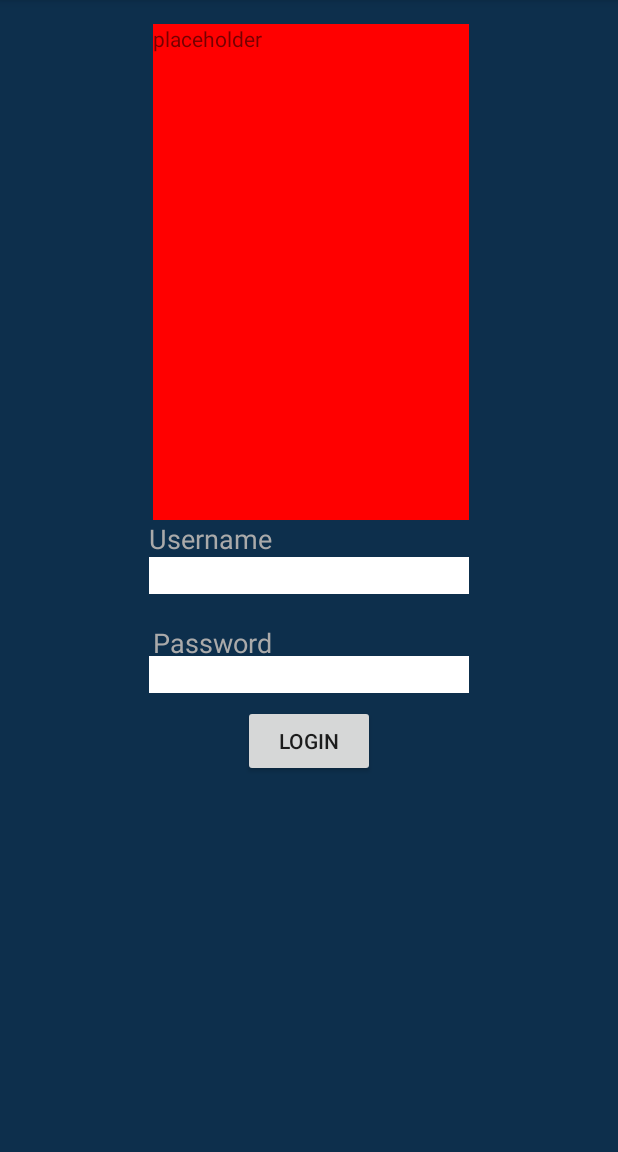
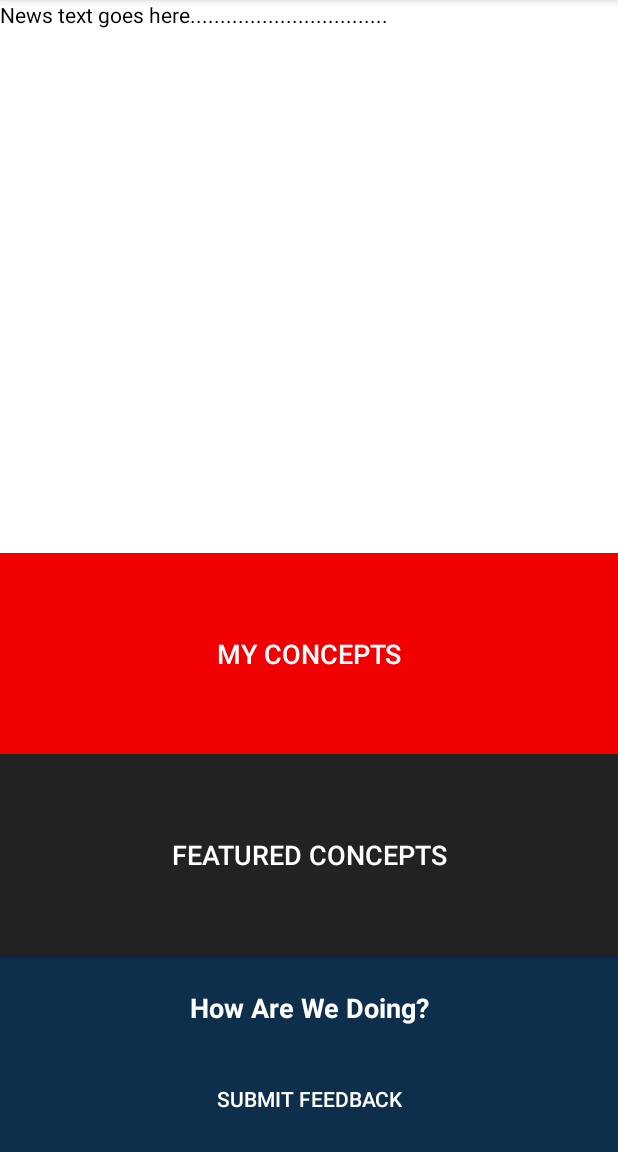
Before and after one commit to cfroke/WebDevilsApp, an Android app: the screen it shows after launch (MainActivity before the commit, LandingActvity after it), after a tap on "LOGIN", on a phone screen of 412 x 824 dp, the part 84-1236 px from its top. Run offline under Robolectric (Android 15) with nearby library versions, the phone set to English and light mode, and no system bars.

Commit message:
added landing page, with temporary flow from landing page

```diff
--- a/app/src/main/AndroidManifest.xml
+++ b/app/src/main/AndroidManifest.xml
@@ -8,13 +8,18 @@
         android:label="@string/app_name"
         android:supportsRtl="true"
         android:theme="@style/AppTheme">
-        <activity android:name=".MainActivity">
+        <activity android:name=".LoginActivity">
             <intent-filter>
                 <action android:name="android.intent.action.MAIN" />
 
                 <category android:name="android.intent.category.LAUNCHER" />
             </intent-filter>
         </activity>
+        <activity android:name=".LandingActvity">
+            <intent-filter>
+                <action android:name="android.intent.action.VIEW" />
+            </intent-filter>
+        </activity>
     </application>
 
 </manifest>
--- /dev/null
+++ b/app/src/main/java/webdevils/webdevilsapp/LandingActvity.java
@@ -0,0 +1,21 @@
+package webdevils.webdevilsapp;
+
+import android.os.Bundle;
+import android.support.v7.app.AppCompatActivity;
+import android.widget.Button;
+
+/**
+ * Created by Kyle3 on 1/23/2017.
+ */
+
+public class LandingActvity extends AppCompatActivity {
+    @Override
+    protected void onCreate(Bundle savedInstanceState) {
+        super.onCreate(savedInstanceState);
+        setContentView(R.layout.activity_landing);
+        Button myConceptButton = (Button) findViewById(R.id.buttonMy);
+        Button featureConceptButton = (Button) findViewById(R.id.buttonFeatured);
+        Button feedbackButton = (Button) findViewById(R.id.buttonFeedback);
+
+    }
+}
--- a/app/src/main/java/webdevils/webdevilsapp/MainActivity.java
+++ b/app/src/main/java/webdevils/webdevilsapp/LoginActivity.java
@@ -6,14 +6,13 @@ import android.os.Bundle;
 import android.view.View;
 import android.widget.Button;
 import android.widget.EditText;
-import android.widget.TextView;
 
-public class MainActivity extends AppCompatActivity {
+public class LoginActivity extends AppCompatActivity {
 
     @Override
     protected void onCreate(Bundle savedInstanceState) {
         super.onCreate(savedInstanceState);
-        setContentView(R.layout.activity_main);
+        setContentView(R.layout.activity_login);
         Button login = (Button) findViewById(R.id.button);
 
         // Gets username and password and turns them into strings for validation
@@ -23,6 +22,8 @@ public class MainActivity extends AppCompatActivity {
                 EditText inputPass = (EditText) findViewById(R.id.passwordEntry);
                 String uName = inputName.getText().toString();
                 String uPass = inputPass.getText().toString();
+                Intent i = new Intent(getApplicationContext(), LandingActvity.class);
+                startActivity(i);
             }
         });
     }
--- /dev/null
+++ b/app/src/main/res/layout/activity_landing.xml
@@ -0,0 +1,81 @@
+<?xml version="1.0" encoding="utf-8"?>
+<RelativeLayout xmlns:android="http://schemas.android.com/apk/res/android"
+    xmlns:tools="http://schemas.android.com/tools"
+    android:orientation="vertical" android:layout_width="match_parent"
+    android:layout_height="match_parent"
+    tools:context="webdevils.webdevilsapp.LandingActvity"
+    android:weightSum="1"
+    android:background="#0d2f4c">
+
+    <TextView
+        android:text="How Are We Doing?"
+        android:layout_width="match_parent"
+        android:layout_height="wrap_content"
+        android:gravity="center"
+        android:id="@+id/textView5"
+        android:layout_weight="0.12"
+        android:background="#0d2f4c"
+        android:textColor="#ffffff"
+        android:textStyle="normal|bold"
+        android:textAlignment="center"
+        android:textSize="18sp"
+        android:typeface="sans"
+        android:textAllCaps="false"
+        android:layout_marginBottom="12dp"
+        android:layout_above="@+id/buttonFeedback"
+        android:height="50dp"
+        android:layout_alignParentEnd="true" />
+
+    <TextView
+        android:text="News text goes here................................."
+        android:layout_width="match_parent"
+        android:layout_height="match_parent"
+        android:id="@+id/textView3"
+        android:layout_weight="0.33"
+        android:layout_alignParentStart="true"
+        android:height="134dp"
+        android:textColor="#000000"
+        android:background="#ffffff"
+        android:layout_above="@+id/buttonMy" />
+
+    <Button
+        android:text="Featured Concepts"
+        android:layout_width="match_parent"
+        android:layout_height="wrap_content"
+        android:id="@+id/buttonFeatured"
+        android:layout_weight="0.22"
+        style="@style/Widget.AppCompat.Button.Colored"
+        android:minHeight="134dp"
+        android:textSize="18sp"
+        android:background="#222222"
+        android:layout_above="@+id/textView5"
+        android:layout_alignParentStart="true"
+        android:layout_marginBottom="10dp" />
+
+    <Button
+        android:text="My Concepts"
+        android:layout_width="match_parent"
+        android:id="@+id/buttonMy"
+        android:layout_weight="0.24"
+        android:textColorLink="?attr/colorPrimaryDark"
+        style="@style/Widget.AppCompat.Button.Colored"
+        android:minHeight="134dp"
+        android:background="#f00000"
+        android:textSize="18sp"
+        android:elevation="0dp"
+        android:layout_height="wrap_content"
+        android:layout_above="@+id/buttonFeatured"
+        android:layout_alignParentStart="true" />
+
+    <Button
+        android:text="Submit Feedback"
+        android:id="@+id/buttonFeedback"
+        android:textAlignment="center"
+        android:layout_height="wrap_content"
+        android:layout_width="wrap_content"
+        style="@style/Widget.AppCompat.Button.Borderless"
+        android:textColor="#ffffff"
+        android:layout_alignParentBottom="true"
+        android:layout_centerHorizontal="true"
+        android:layout_marginBottom="11dp" />
+</RelativeLayout>
--- a/app/src/main/res/layout/activity_main.xml
+++ b/app/src/main/res/layout/activity_login.xml
@@ -10,7 +10,7 @@
     android:paddingRight="@dimen/activity_horizontal_margin"
     android:paddingTop="@dimen/activity_vertical_margin"
     android:background="#0d2f4c"
-    tools:context="webdevils.webdevilsapp.MainActivity">
+    tools:context="webdevils.webdevilsapp.LoginActivity">
 
 
     <EditText
```
